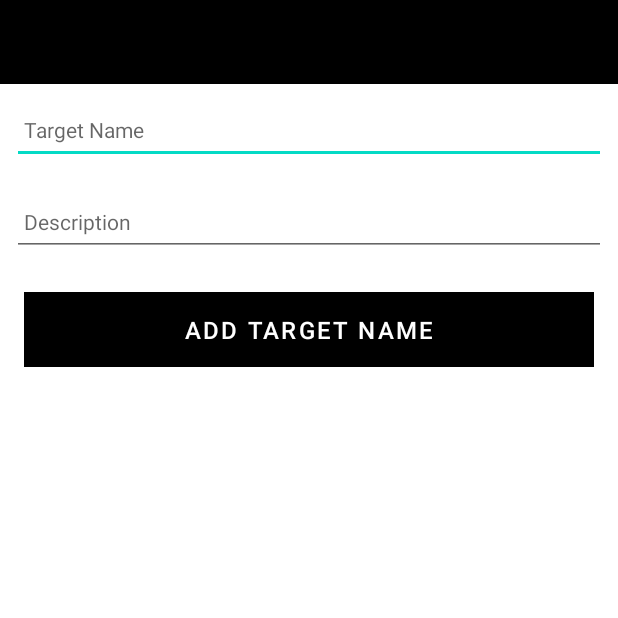
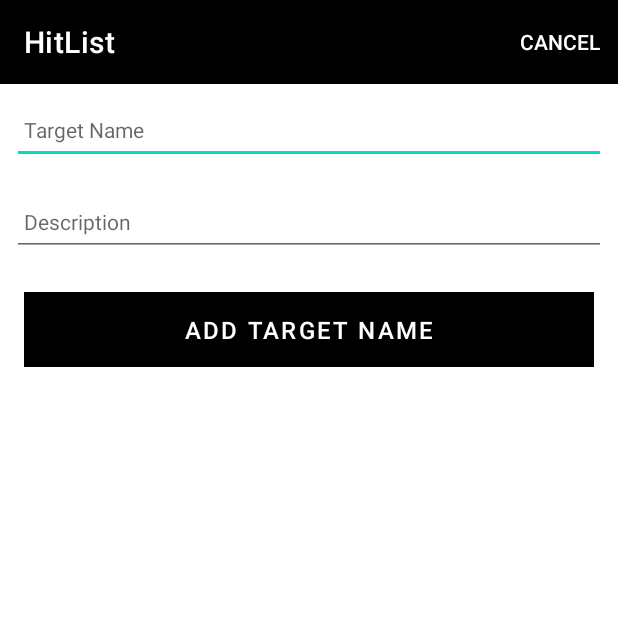
Before and after one commit to Toma5OD/HitList, an Android app: the HitActivity screen opened directly, with no data from a screen before it, on a phone screen of 412 x 824 dp, the top half of it. Run offline under Robolectric (Android 15) with nearby library versions, the phone set to English and light mode, and no system bars; our stand-ins replace Timber; 1 statement that could not run was skipped.

Commit message:
Adapter remodeling + functional cancel button added

```diff
--- a/app/src/main/java/ie/setu/hitlist/activities/HitActivity.kt
+++ b/app/src/main/java/ie/setu/hitlist/activities/HitActivity.kt
@@ -2,7 +2,10 @@
 
 import androidx.appcompat.app.AppCompatActivity
 import android.os.Bundle
+import android.view.Menu
+import android.view.MenuItem
 import com.google.android.material.snackbar.Snackbar
+import ie.setu.hitlist.R
 import ie.setu.hitlist.databinding.ActivityHitBinding
 import ie.setu.hitlist.models.HitModel
 import ie.setu.hitlist.main.MainApp
@@ -22,6 +25,9 @@
         //inflate layout using binding class
         binding = ActivityHitBinding.inflate(layoutInflater)
         setContentView(binding.root)
+        // In order to present the toolbar - we must explicitly enable it
+        binding.toolbarAdd.title = title
+        setSupportActionBar(binding.toolbarAdd)
 
         app = application as MainApp    // initialise mainApp (2)
         i("Hit Activity Started..")
@@ -45,4 +51,16 @@
             }
         }
     }
+
+    override fun onCreateOptionsMenu(menu: Menu): Boolean {
+        menuInflater.inflate(R.menu.menu_hittask, menu)
+        return super.onCreateOptionsMenu(menu)
+    }
+
+    override fun onOptionsItemSelected(item: MenuItem): Boolean {
+        when (item.itemId) {
+            R.id.item_cancel -> { finish() }
+        }
+        return super.onOptionsItemSelected(item)
+    }
 }
--- /dev/null
+++ b/app/src/main/res/menu/menu_hittask.xml
@@ -0,0 +1,9 @@
+<?xml version="1.0" encoding="utf-8"?>
+<menu xmlns:android="http://schemas.android.com/apk/res/android"
+    xmlns:app="http://schemas.android.com/apk/res-auto">
+
+    <item
+        android:id="@+id/item_cancel"
+        android:title="@string/menu_cancelTask"
+        app:showAsAction="always"/>
+</menu>
--- a/app/src/main/res/values/strings.xml
+++ b/app/src/main/res/values/strings.xml
@@ -4,4 +4,5 @@
     <string name="hint_taskTitle">Target Name</string>
     <string name="hint_taskDescription">Description </string>
     <string name="menu_addTask">Add</string>
+    <string name="menu_cancelTask">Cancel</string>
 </resources>
```
Also changed, not shown: app/src/main/java/ie/setu/hitlist/activities/HitListActivity.kt (+2 -32 lines), app/src/main/java/ie/setu/hitlist/adapters/HitAdapter.kt (added, +34 -0 lines).
